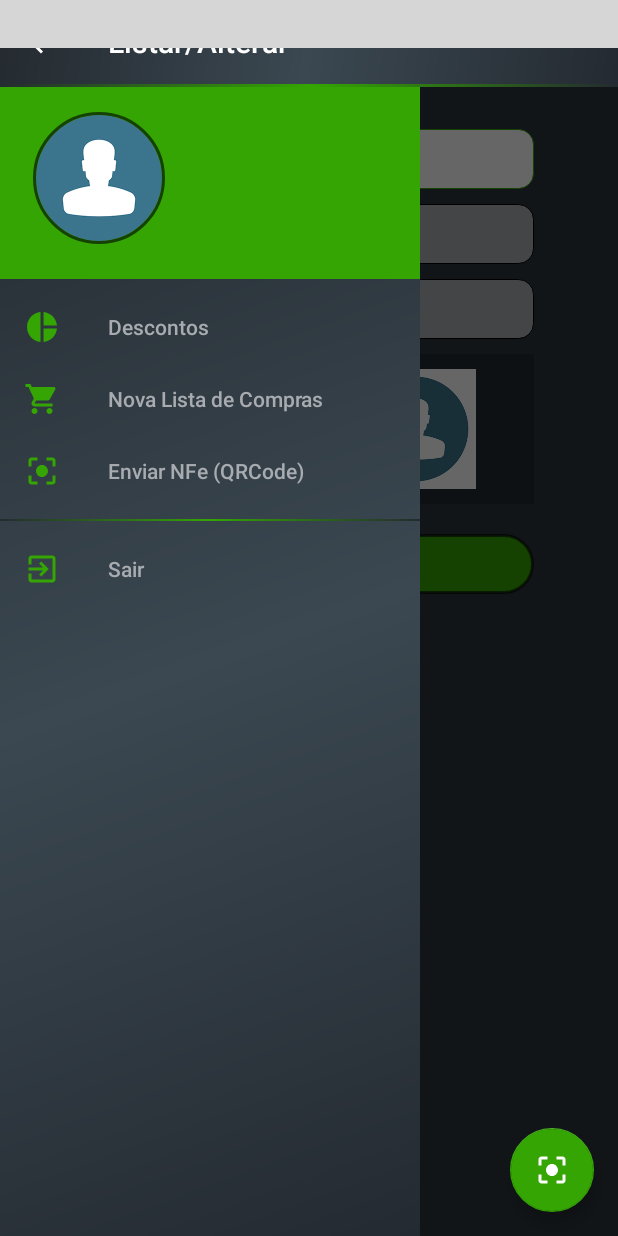
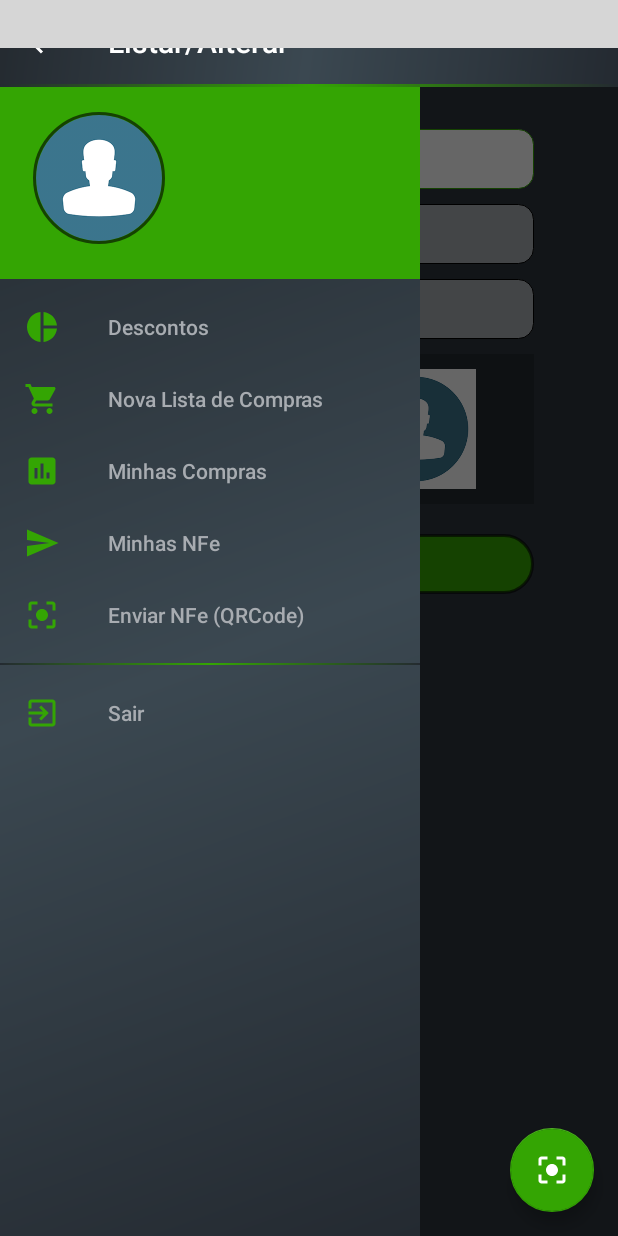
Before and after one commit to hubosong/HowMuch, an Android app: the EditRegisterActivity screen opened directly, with no data from a screen before it, with the side drawer open, on a phone screen of 412 x 824 dp. Run offline under Robolectric (Android 15) with nearby library versions, the phone set to English and light mode, and no system bars; our stand-ins replace CircleImageView; libraries missing offline, so code that uses them is left out: com.google.zxing.integration, com.miguelcatalan.materialsearchview; plain views replace MaterialSearchView; pictures from the network do not load; grey boxes are pictures that could not be loaded.

Commit message:
Commit Hu

```diff
--- a/app/src/main/java/robsonmachczew/howmuch/NavActivity.java
+++ b/app/src/main/java/robsonmachczew/howmuch/NavActivity.java
@@ -104,8 +104,8 @@ public class NavActivity extends AppCompatActivity {
         //hidden menus items of nav
         Menu nav_menu = navigationView.getMenu();
         if(navNome.getText().equals("")){
-            nav_menu.findItem(R.id.nav_my_buy).setVisible(false);
-            nav_menu.findItem(R.id.nav_my_nfe).setVisible(false);
+            nav_menu.findItem(R.id.nav_my_buy).setVisible(true);
+            nav_menu.findItem(R.id.nav_my_nfe).setVisible(true);
         }
 
     }
--- a/app/src/main/java/robsonmachczew/howmuch/OffActivity.java
+++ b/app/src/main/java/robsonmachczew/howmuch/OffActivity.java
@@ -124,7 +124,6 @@ public class OffActivity extends NavActivity {
     }
 
 
-    /*
     @SuppressLint("StaticFieldLeak")
     public void rvlistTeste(){
         new AsyncTask<String, Void, ArrayList<ProductQRCode>>() {
@@ -159,7 +158,6 @@ public class OffActivity extends NavActivity {
             }
         }.execute();
     }
-    */
 
 
 
--- a/app/src/main/java/robsonmachczew/howmuch/ReadQRCodeActivity.java
+++ b/app/src/main/java/robsonmachczew/howmuch/ReadQRCodeActivity.java
@@ -76,7 +76,6 @@ public class ReadQRCodeActivity extends NavActivity {
 
     }
 
-    /*
     @SuppressLint("StaticFieldLeak")
     public void rvlistQRTeste(final String code){
         new AsyncTask<String, Void, ArrayList<ProductQRCode>>() {
@@ -127,7 +126,7 @@ public class ReadQRCodeActivity extends NavActivity {
             }
         }.execute();
     }
-    */
+
 
     @SuppressLint("StaticFieldLeak")
     public void postHttpQRCode(final String code) {
```
